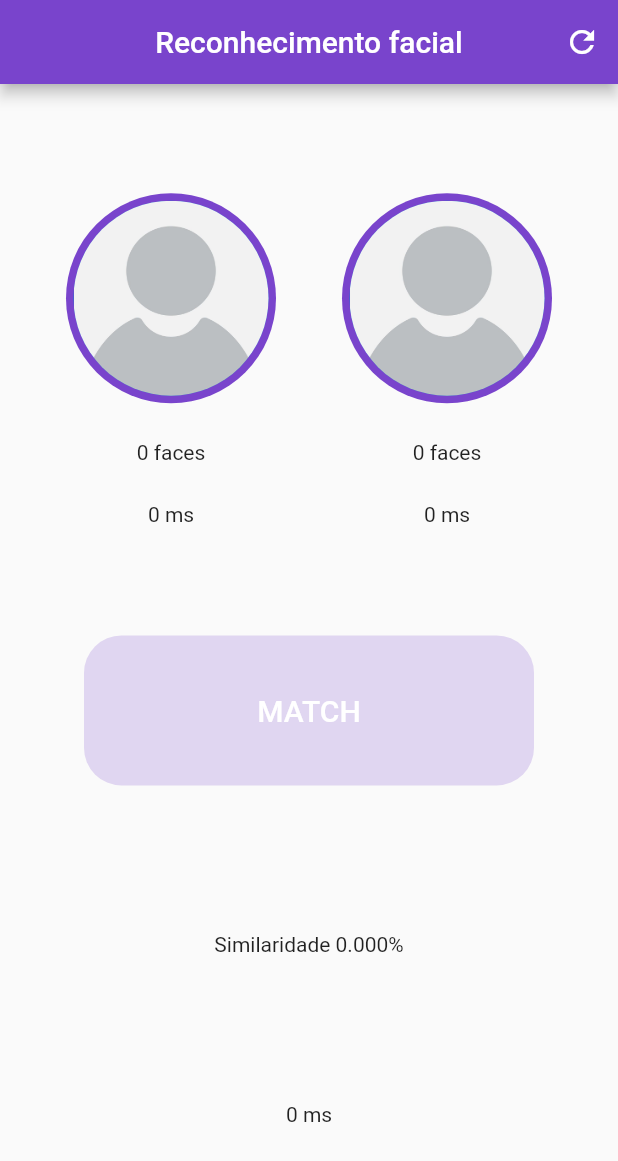
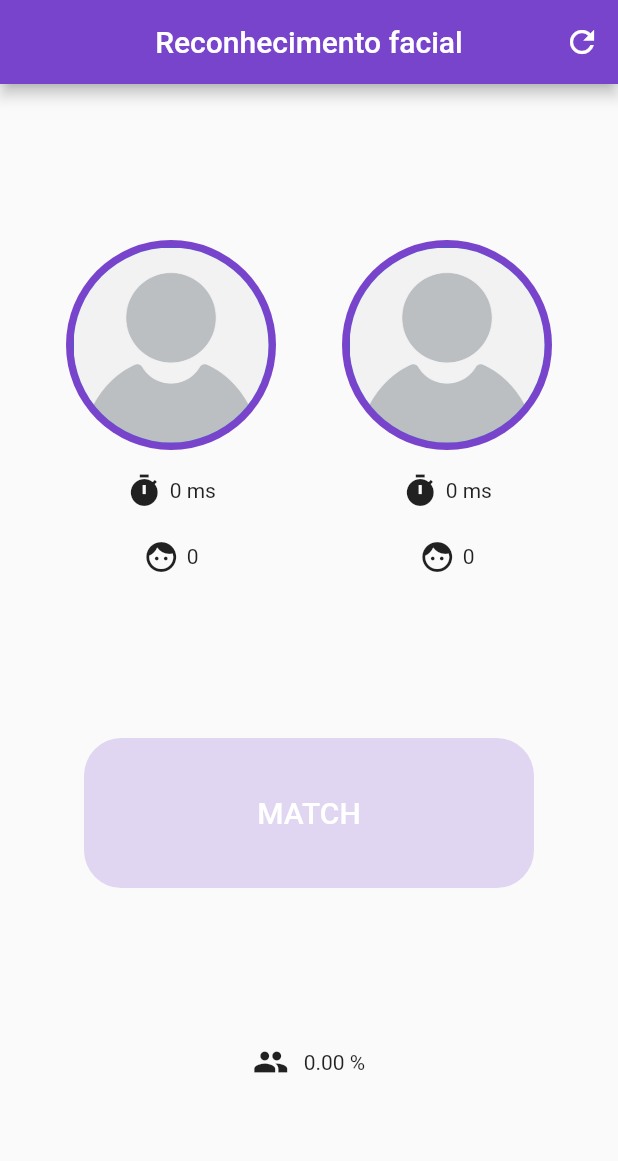
Before and after one commit to luanaccampos/biometriaFacial, a Flutter app: the screen it shows after launch, after a tap on the "refresh" icon, on a phone screen of 412 x 824 dp. Shown: the top 1161 px of the screen. Run offline on Flutter 3.47's test engine with Material 2 defaults, Android fonts, the phone set to English and light mode, and no system bars; our stand-ins replace camera, flutter_easyloading; missing offline and left inert: camera_web, google_ml_kit, image_picker_for_web, tflite_flutter.

```diff
--- a/lib/main.dart
+++ b/lib/main.dart
@@ -33,19 +33,36 @@ class Home extends StatefulWidget {
 
 class _HomeState extends State<Home> {
   final FaceRecognizer _faceRecognizer = FaceRecognizer();
-  List f1 = [], f2 = [];
-  late String p1 = '', p2 = '';
-  int t1 = 0, t2 = 0, t3 = 0;
+  late Pessoa p1, p2;
+  late bool load1, load2;
+  late int t1, t2;
+  late double sim;
   Color corAuth = const Color.fromRGBO(121, 68, 204, 1);
-  XFile? image;
-  File? input;
   Timer? _timer;
-  double p = 0;
+  Stopwatch stopwatch = Stopwatch();
 
-  void abre(bool f) async {
+  @override
+  void initState() {
+    _faceRecognizer.loadModel();
+    super.initState();
+
+    load1 = load2 = false;
+    Image img = const Image(image: AssetImage('assets/unknown.jpg'));
+    p1 = p2 = Pessoa(img, []);
+    t1 = t2 = 0;
+    sim = 0;
+
+    EasyLoading.addStatusCallback((status) {
+      if (status == EasyLoadingStatus.dismiss) {
+        _timer?.cancel();
+      }
+    });
+  }
+
+  void abreCameraPage(bool flag) async {
     List<CameraDescription> c = await availableCameras();
 
-    input = await Navigator.push(
+    File input = await Navigator.push(
       context,
       MaterialPageRoute(
         builder: (context) => CameraPage(
@@ -54,20 +71,35 @@ class _HomeState extends State<Home> {
       ),
     );
 
+    processaRostosImagem(input, flag);
+  }
+
+  void processaRostosImagem(File? input, bool flag) async {
     if (input != null) {
       await EasyLoading.show();
-      Stopwatch stopwatch = Stopwatch()..start();
-      bool r = await processaFace(f);
+
+      stopwatch.reset();
+      stopwatch.start();
+      var l = await _faceRecognizer.getEmbeddings(input.path);
       int t = stopwatch.elapsed.inMilliseconds;
-      f ? t1 = t : t2 = t;
+      stopwatch.stop();
 
-      log('Processar faces. Tempo de resposta: $t ms');
+      log('${l.length} detected faces.');
+      log('$t ms to process faces.');
 
-      if (r) {
-        setState(() {
-          f ? p1 = input!.path : p2 = input!.path;
-          corAuth = const Color.fromRGBO(121, 68, 204, 1);
-        });
+      if (l.isNotEmpty) {
+        Pessoa p = Pessoa(Image.file(File(input.path)), l);
+        if (flag) {
+          p1 = p;
+          load1 = true;
+          t1 = t;
+        } else {
+          p2 = p;
+          load2 = true;
+          t2 = t;
+        }
+
+        setState(() {});
         EasyLoading.showSuccess('Face detectada com sucesso!');
       } else {
         EasyLoading.showError('Nenhuma face detectada!');
@@ -75,73 +107,42 @@ class _HomeState extends State<Home> {
     }
   }
 
-  Future<bool> processaFace(bool f) async {
-    var l = await _faceRecognizer.getEmbeddings(input!.path);
+  void compara() {
+    bool igual = false;
 
-    if (l.isNotEmpty) {
-      f ? f1 = l : f2 = l;
-      return true;
-    } else {
-      return false;
-    }
-  }
-
-  void compara() {
-    bool r = false;
-
-    p = 0;
-
-    Stopwatch stopwatch = Stopwatch()..start();
-
-    for (var e1 in f1) {
-      for (var e2 in f2) {
-        p = _faceRecognizer.compare(e1, e2);
-
-        if (p >= 75) {
-          r = true;
+    for (var e1 in p1.emb) {
+      for (var e2 in p2.emb) {
+        sim = _faceRecognizer.compare(e1, e2);
+        if (sim >= 75) {
+          igual = true;
           break;
         }
       }
     }
 
-    t3 = stopwatch.elapsed.inMilliseconds;
-    log('Comparar faces. Tempo de resposta: $t3 ms');
+    if (igual) {
+      EasyLoading.showSuccess('Autenticado com sucesso!');
+      corAuth = Colors.greenAccent;
+    } else {
+      EasyLoading.showError('Falha na autenticação!');
+      corAuth = Colors.redAccent;
+    }
 
-    r
-        ? EasyLoading.showSuccess(
-            'Autenticado com sucesso! Precisão: ${p.toStringAsPrecision(4)}%')
-        : EasyLoading.showError('Autenticação falhou!');
-
-    setState(() {
-      r ? corAuth = Colors.greenAccent : corAuth = Colors.red;
-    });
+    setState(() {});
   }
 
   void reset() {
     setState(() {
-      p1 = p2 = '';
-      t1 = t2 = t3 = 0;
-      p = 0.0;
-
-      f1.clear();
-      f2.clear();
-
       corAuth = const Color.fromRGBO(121, 68, 204, 1);
+      p1.clear();
+      p2.clear();
+      t1 = t2 = 0;
+      sim = 0;
+      load1 = load2 = false;
     });
   }
 
-  @override
-  void initState() {
-    _faceRecognizer.loadModel();
-    super.initState();
-    EasyLoading.addStatusCallback((status) {
-      if (status == EasyLoadingStatus.dismiss) {
-        _timer?.cancel();
-      }
-    });
-  }
-
-  bool get imgsLoad => p1 != '' && p2 != '';
+  bool get imgsLoad => load1 && load2;
 
   @override
   Widget build(BuildContext context) {
@@ -163,51 +164,78 @@ class _HomeState extends State<Home> {
               Column(
                 children: [
                   GestureDetector(
-                    onTap: () => abre(true),
+                    onTap: () => abreCameraPage(true),
                     child: CircleAvatar(
                       radius: 70,
                       backgroundColor: corAuth,
                       child: CircleAvatar(
                         radius: 65,
-                        backgroundImage: p1 != ''
-                            ? Image.file(File(p1)).image
-                            : const AssetImage('assets/unknown.jpg'),
+                        backgroundImage: p1.img.image,
                       ),
                     ),
                   ),
                   Padding(
-                    padding: const EdgeInsets.only(top: 25),
-                    child: Text('${f1.length} faces'),
+                    padding: const EdgeInsets.all(15.0),
+                    child: Row(
+                      children: [
+                        const Icon(Icons.timer),
+                        Padding(
+                          padding: const EdgeInsets.only(left: 5),
+                          child: Text('$t1 ms'),
+                        ),
+                      ],
+                    ),
                   ),
                   Padding(
-                    padding: const EdgeInsets.only(top: 25),
-                    child: Text('$t1 ms'),
+                    padding: const EdgeInsets.all(5.0),
+                    child: Row(
+                      children: [
+                        const Icon(Icons.face),
+                        Padding(
+                          padding: const EdgeInsets.only(left: 5),
+                          child: Text('${p1.emb.length}'),
+                        ),
+                      ],
+                    ),
                   ),
                 ],
               ),
               Column(
                 children: [
                   GestureDetector(
-                    onTap: () => abre(false),
+                    onTap: () => abreCameraPage(false),
                     child: CircleAvatar(
                       radius: 70,
                       backgroundColor: corAuth,
                       child: CircleAvatar(
                         radius: 65,
-                        backgroundImage: p2 != ''
-                            ? Image.file(File(p2)).image
-                            : const AssetImage('assets/unknown.jpg'),
+                        backgroundImage: p2.img.image,
                       ),
                     ),
                   ),
                   Padding(
-                    padding: const EdgeInsets.only(top: 25),
-                    child: Text('${f2.length} faces'),
+                    padding: const EdgeInsets.all(15.0),
+                    child: Row(
+                      children: [
+                        const Icon(Icons.timer),
+                        Padding(
+                          padding: const EdgeInsets.only(left: 5),
+                          child: Text('$t2 ms'),
+                        ),
+                      ],
+                    ),
                   ),
                   Padding(
-                    padding: const EdgeInsets.only(top: 25),
-                    child: Text('$t2 ms'),
-                  ),
+                    padding: const EdgeInsets.all(5),
+                    child: Row(
+                      children: [
+                        const Icon(Icons.face),
+                        Padding(
+                            padding: const EdgeInsets.only(left: 5),
+                            child: Text('${p2.emb.length}')),
+                      ],
+                    ),
+                  )
                 ],
               )
             ],
@@ -232,16 +260,29 @@ class _HomeState extends State<Home> {
               ),
             ),
           ),
-          Padding(
-            padding: const EdgeInsets.only(top: 25),
-            child: Text('Similaridade ${p.toStringAsPrecision(4)}%'),
-          ),
-          Padding(
-            padding: const EdgeInsets.only(top: 25),
-            child: Text('$t3 ms'),
+          Row(
+            mainAxisAlignment: MainAxisAlignment.center,
+            children: [
+              const Icon(Icons.people),
+              Padding(
+                  padding: const EdgeInsets.only(left: 10),
+                  child: Text('${sim.toStringAsPrecision(3)} %')),
+            ],
           )
         ],
       ),
     );
   }
 }
+
+class Pessoa {
+  Image img;
+  List emb = [];
+
+  Pessoa(this.img, this.emb);
+
+  void clear() {
+    img = const Image(image: AssetImage('assets/unknown.jpg'));
+    emb.clear();
+  }
+}
```
Also changed, not shown: lib/camera_page.dart (+11 -3 lines).
